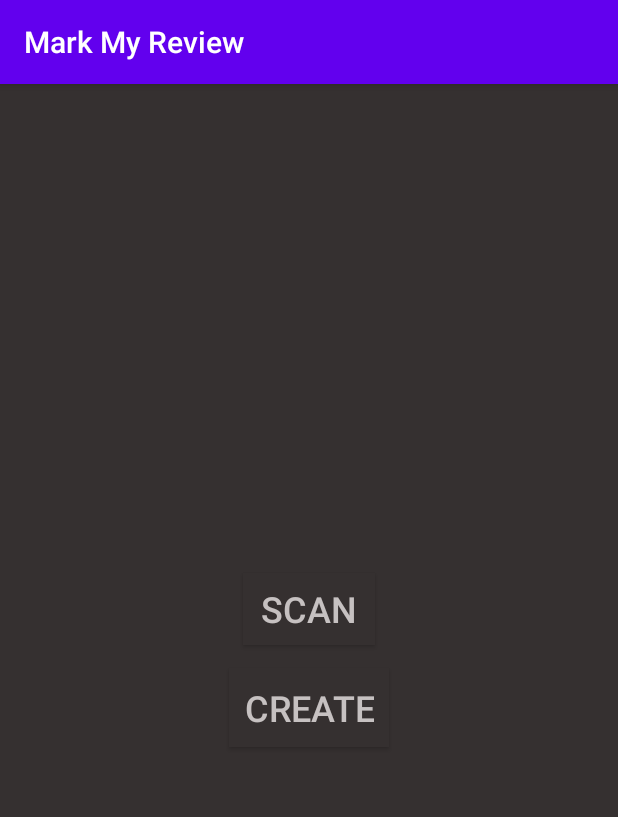
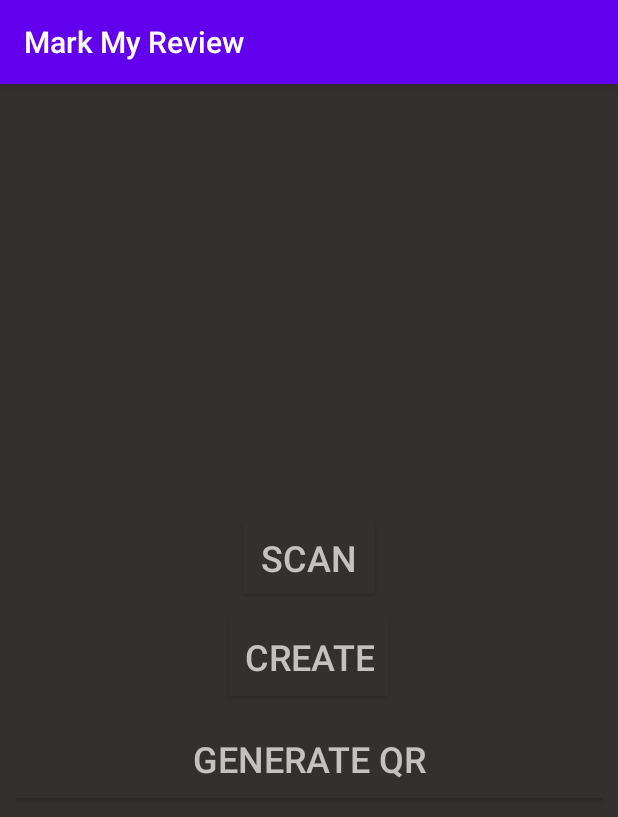
Before and after one commit to jharsh1202/mark-my-review_android, an Android app: the screen it shows after launch (MainActivity), on a phone screen of 412 x 824 dp. Shown: the top 817 px of the screen. Run offline under Robolectric (Android 15) with nearby library versions, the light colour scheme and no system bars.

Commit message:
CreateQR button added: Generates a QR code and download it in location "/data/data/Android/data/com.example.markmyreview" or "Android/data/com.example.markmyreview"

```diff
--- a/app/build.gradle
+++ b/app/build.gradle
@@ -61,7 +61,7 @@ dependencies {
     // If you use this from an external project, use the following instead:
     //   implementation 'com.journeyapps:zxing-android-embedded:<version>'
     implementation project(':zxing-android-embedded')
-
+    implementation 'androidmads.library.qrgenearator:QRGenearator:1.0.4'
     implementation 'androidx.appcompat:appcompat:1.1.0'
     implementation 'androidx.legacy:legacy-support-v13:1.0.0'
     implementation 'androidx.constraintlayout:constraintlayout:2.0.1'
--- a/app/src/main/AndroidManifest.xml
+++ b/app/src/main/AndroidManifest.xml
@@ -3,9 +3,8 @@
     xmlns:tools="http://schemas.android.com/tools"
     package="com.example.markmyreview">
 
-    <uses-permission android:name="android.permission.INTERNET"/>
-<!--    to save generated QR Code-->
-    <uses-permission android:name="android.permission.WRITE_EXTERNAL_STORAGE"/>
+    <uses-permission android:name="android.permission.INTERNET" /> <!-- to save generated QR Code -->
+    <uses-permission android:name="android.permission.WRITE_EXTERNAL_STORAGE" />
 
     <application
         android:allowBackup="true"
@@ -14,6 +13,7 @@
         android:roundIcon="@mipmap/ic_launcher_round"
         android:supportsRtl="true"
         android:theme="@style/AppTheme">
+        <activity android:name=".CreateQR"></activity>
         <activity android:name=".FillFeedback" />
         <activity android:name=".MainActivity">
             <intent-filter>
--- a/app/src/main/java/com/example/markmyreview/FillFeedback.java
+++ b/app/src/main/java/com/example/markmyreview/FillFeedback.java
@@ -53,6 +53,8 @@ public class FillFeedback extends AppCompatActivity {
                 super.onPageFinished(view, url);
                 //to hide progress bar when finish loading page
                 progressBar.setVisibility(View.GONE);
+                MainActivity.editedUrl=webView.getUrl();
+                Log.i("pageloaded",MainActivity.editedUrl);
             }
         });
 
--- a/app/src/main/res/layout/activity_main.xml
+++ b/app/src/main/res/layout/activity_main.xml
@@ -24,6 +24,7 @@
         android:id="@+id/create"
         android:layout_width="wrap_content"
         android:layout_height="wrap_content"
+        android:layout_marginBottom="15dp"
         android:background="#353030"
         android:onClick="createBarcode"
         android:padding="10dp"
@@ -31,5 +32,16 @@
         android:textColor="#C6C1C1"
         android:textSize="24sp" />
 
+    <Button
+        android:id="@+id/generateQR"
+        android:layout_width="match_parent"
+        android:layout_height="wrap_content"
+        android:background="#353030"
+        android:onClick="generateQR"
+        android:padding="10dp"
+        android:text="generate QR"
+        android:textColor="#C6C1C1"
+        android:textSize="24sp" />
+
 
 </LinearLayout>
```
Also changed, not shown: app/src/main/java/com/example/markmyreview/CreateQR.java (added, +50 -0 lines), app/src/main/java/com/example/markmyreview/MainActivity.java (+10 -1 lines), app/src/main/res/layout/activity_create_q_r.xml (added, +22 -0 lines).
